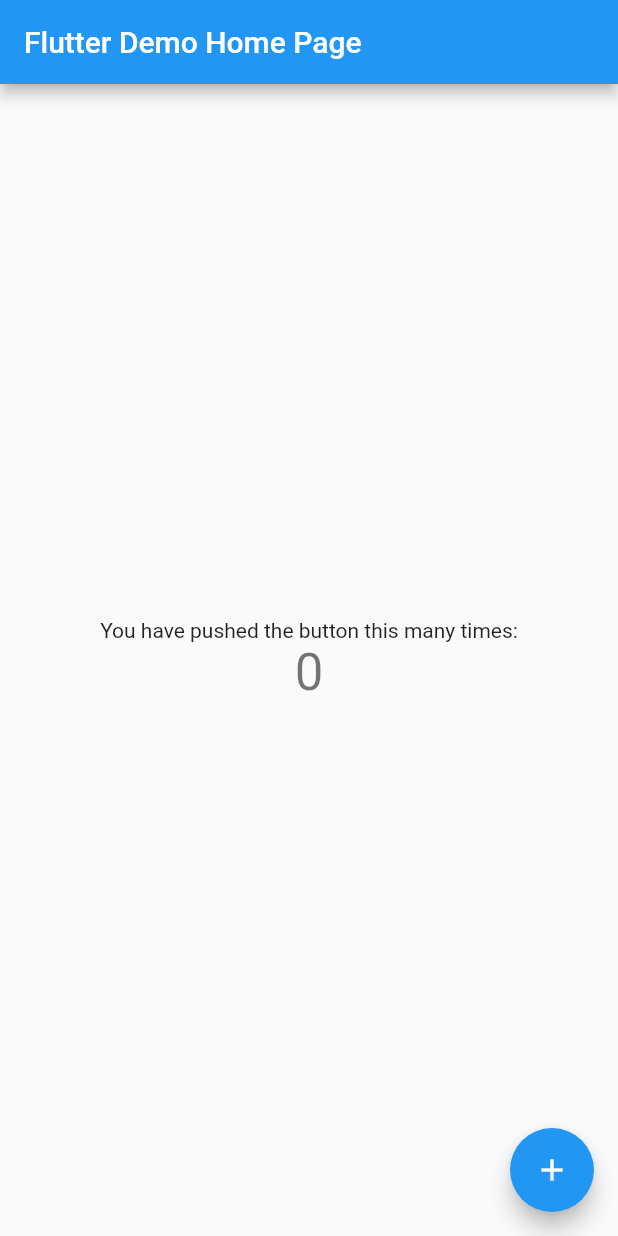
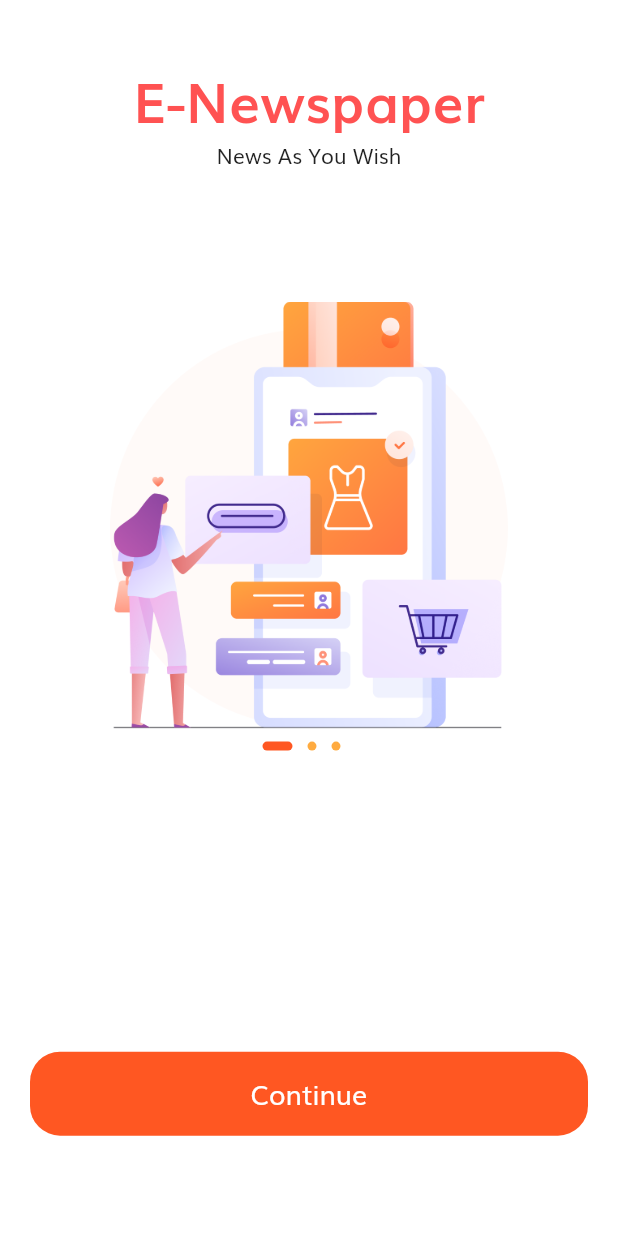
Before and after one commit to INTERNS-LXI-TECHNOLOGIES/Flutter-Workshop, a Flutter app: the screen it shows after launch, on a phone screen of 412 x 824 dp. Run offline on Flutter 3.47's test engine with Material 2 defaults, Android fonts, the phone set to English and light mode, and no system bars.

```diff
--- a/enewspaper/lib/main.dart
+++ b/enewspaper/lib/main.dart
@@ -1,3 +1,4 @@
+import './splash_screen.dart';
 import 'package:flutter/material.dart';
 
 void main() {
@@ -5,109 +6,18 @@ void main() {
 }
 
 class MyApp extends StatelessWidget {
-  // This widget is the root of your application.
   @override
-  Widget build(BuildContext context) {
+  Widget build(BuildContext build) {
     return MaterialApp(
-      title: 'Flutter Demo',
+      debugShowCheckedModeBanner: false,
+      title: 'E-NewsPaper',
       theme: ThemeData(
-        // This is the theme of your application.
-        //
-        // Try running your application with "flutter run". You'll see the
-        // application has a blue toolbar. Then, without quitting the app, try
-        // changing the primarySwatch below to Colors.green and then invoke
-        // "hot reload" (press "r" in the console where you ran "flutter run",
-        // or simply save your changes to "hot reload" in a Flutter IDE).
-        // Notice that the counter didn't reset back to zero; the application
-        // is not restarted.
-        primarySwatch: Colors.blue,
+        scaffoldBackgroundColor: Colors.white,
+        fontFamily: 'Muli',
+        primaryColor: Colors.deepOrange,
+        secondaryHeaderColor: Colors.deepOrangeAccent,
       ),
-      home: MyHomePage(title: 'Flutter Demo Home Page'),
+      home: SplashScreen(),
     );
   }
 }
-
-class MyHomePage extends StatefulWidget {
-  MyHomePage({Key key, this.title}) : super(key: key);
-
-  // This widget is the home page of your application. It is stateful, meaning
-  // that it has a State object (defined below) that contains fields that affect
-  // how it looks.
-
-  // This class is the configuration for the state. It holds the values (in this
-  // case the title) provided by the parent (in this case the App widget) and
-  // used by the build method of the State. Fields in a Widget subclass are
-  // always marked "final".
-
-  final String title;
-
-  @override
-  _MyHomePageState createState() => _MyHomePageState();
-}
-
-class _MyHomePageState extends State<MyHomePage> {
-  int _counter = 0;
-
-  void _incrementCounter() {
-    setState(() {
-      // This call to setState tells the Flutter framework that something has
-      // changed in this State, which causes it to rerun the build method below
-      // so that the display can reflect the updated values. If we changed
-      // _counter without calling setState(), then the build method would not be
-      // called again, and so nothing would appear to happen.
-      _counter++;
-    });
-  }
-
-  @override
-  Widget build(BuildContext context) {
-    // This method is rerun every time setState is called, for instance as done
-    // by the _incrementCounter method above.
-    //
-    // The Flutter framework has been optimized to make rerunning build methods
-    // fast, so that you can just rebuild anything that needs updating rather
-    // than having to individually change instances of widgets.
-    return Scaffold(
-      appBar: AppBar(
-        // Here we take the value from the MyHomePage object that was created by
-        // the App.build method, and use it to set our appbar title.
-        title: Text(widget.title),
-      ),
-      body: Center(
-        // Center is a layout widget. It takes a single child and positions it
-        // in the middle of the parent.
-        child: Column(
-          // Column is also a layout widget. It takes a list of children and
-          // arranges them vertically. By default, it sizes itself to fit its
-          // children horizontally, and tries to be as tall as its parent.
-          //
-          // Invoke "debug painting" (press "p" in the console, choose the
-          // "Toggle Debug Paint" action from the Flutter Inspector in Android
-          // Studio, or the "Toggle Debug Paint" command in Visual Studio Code)
-          // to see the wireframe for each widget.
-          //
-          // Column has various properties to control how it sizes itself and
-          // how it positions its children. Here we use mainAxisAlignment to
-          // center the children vertically; the main axis here is the vertical
-          // axis because Columns are vertical (the cross axis would be
-          // horizontal).
-          mainAxisAlignment: MainAxisAlignment.center,
-          children: <Widget>[
-            Text(
-              'You have pushed the button this many times:',
-            ),
-            Text(
-              '$_counter',
-              style: Theme.of(context).textTheme.headline4,
-            ),
-          ],
-        ),
-      ),
-      floatingActionButton: FloatingActionButton(
-        onPressed: _incrementCounter,
-        tooltip: 'Increment',
-        child: Icon(Icons.add),
-      ), // This trailing comma makes auto-formatting nicer for build methods.
-    );
-  }
-}
--- /dev/null
+++ b/enewspaper/lib/splash_screen.dart
@@ -0,0 +1,141 @@
+import 'package:enewspaper/home_screen.dart';
+import 'package:flutter/material.dart';
+
+class SplashScreen extends StatelessWidget {
+  @override
+  Widget build(BuildContext context) {
+    return Scaffold(
+      body: Body(),
+    );
+  }
+}
+
+class Body extends StatefulWidget {
+  @override
+  _BodyState createState() => _BodyState();
+}
+
+class _BodyState extends State<Body> {
+  int currentPage = 0;
+  List<Map<String, String>> splashData = [
+    {
+      'caption': 'News As You Wish',
+      'images': 'assets/images/splash_1.png',
+    },
+    {
+      'caption': 'News As You Wish',
+      'images': 'assets/images/splash_2.png',
+    },
+    {
+      'caption': 'News As You Wish',
+      'images': 'assets/images/splash_3.png',
+    },
+  ];
+  @override
+  Widget build(BuildContext context) {
+    return SafeArea(
+      child: SizedBox(
+        width: double.infinity,
+        child: Column(
+          children: [
+            Expanded(
+              flex: 3,
+              child: PageView.builder(
+                onPageChanged: (value) {
+                  setState(() {
+                    currentPage = value;
+                  });
+                },
+                itemCount: splashData.length,
+                itemBuilder: (context, index) => Column(
+                  children: <Widget>[
+                    Expanded(
+                      flex: 3,
+                      child: Column(
+                        children: <Widget>[
+                          Spacer(),
+                          Text(
+                            'E-Newspaper',
+                            style: TextStyle(
+                                fontSize: 36,
+                                color: Colors.redAccent,
+                                fontFamily: 'Muli',
+                                fontWeight: FontWeight.bold),
+                          ),
+                          Text(
+                            splashData[index]['caption'],
+                            textAlign: TextAlign.center,
+                          ),
+                          Spacer(
+                            flex: 2,
+                          ),
+                          Container(
+                            height: 300,
+                            width: 265,
+                            child: Image.asset(splashData[index]['images']),
+                          ),
+                        ],
+                        // color: Colors.black,
+                      ),
+                    ),
+                  ],
+                ),
+              ),
+            ),
+            Expanded(
+              flex: 2,
+              child: Padding(
+                padding: EdgeInsets.symmetric(horizontal: 20),
+                child: Column(children: <Widget>[
+                  Row(
+                    mainAxisAlignment: MainAxisAlignment.center,
+                    children: List.generate(
+                      splashData.length,
+                      (index) => buildDot(index: index),
+                    ),
+                  ),
+                  Spacer(
+                    flex: 3,
+                  ),
+                  SizedBox(
+                    width: double.infinity,
+                    height: 56,
+                    child: FlatButton(
+                      shape: RoundedRectangleBorder(
+                          borderRadius: BorderRadius.circular(20)),
+                      color: Colors.deepOrange,
+                      onPressed: () {
+                        Navigator.of(context).push(
+                          MaterialPageRoute(
+                            builder: (context) => HomeScreen(),
+                          ),
+                        );
+                      },
+                      child: Text(
+                        'Continue',
+                        style: TextStyle(fontSize: 18, color: Colors.white),
+                      ),
+                    ),
+                  ),
+                  Spacer(),
+                ]),
+              ),
+            ),
+          ],
+        ),
+      ),
+    );
+  }
+
+  AnimatedContainer buildDot({int index}) {
+    return AnimatedContainer(
+      duration: Duration(milliseconds: 200),
+      margin: EdgeInsets.only(right: 10),
+      height: 6,
+      width: currentPage == index ? 20 : 6,
+      decoration: BoxDecoration(
+          color: currentPage == index ? Colors.deepOrange : Colors.orangeAccent,
+          borderRadius: BorderRadius.circular(3)),
+    );
+  }
+}
```
Also changed, not shown: enewspaper/lib/apidata.dart (added, +25 -0 lines), enewspaper/lib/home_screen.dart (added, +98 -0 lines), enewspaper/pubspec.yaml (+11 -9 lines), enewspaper/assets/fonts/muli/Muli-Bold.ttf (added), enewspaper/assets/fonts/muli/Muli-BoldItalic.ttf (added), enewspaper/assets/fonts/muli/Muli-ExtraLight.ttf (added), enewspaper/assets/fonts/muli/Muli-ExtraLightItalic.ttf (added), enewspaper/assets/fonts/muli/Muli-Italic.ttf (added), enewspaper/assets/fonts/muli/Muli-Light.ttf (added), enewspaper/assets/fonts/muli/Muli-LightItalic.ttf (added), enewspaper/assets/fonts/muli/Muli-Semi-BoldItalic.ttf (added), enewspaper/assets/fonts/muli/Muli-SemiBold.ttf (added), enewspaper/assets/fonts/muli/Muli.ttf (added), enewspaper/assets/images/splash_1.png (added), 3 more files.
